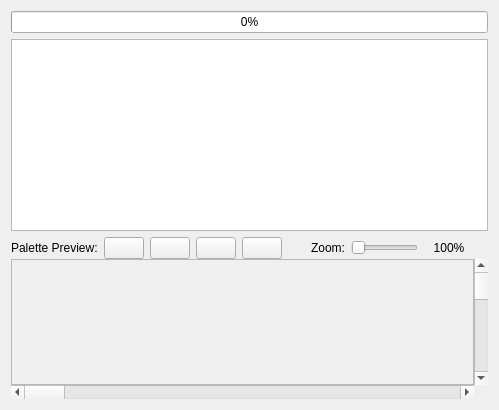
Qt form designers/graphics_bank_editor/graphicsbankeditorform.ui (christopherpow/nesicide) before a commit.
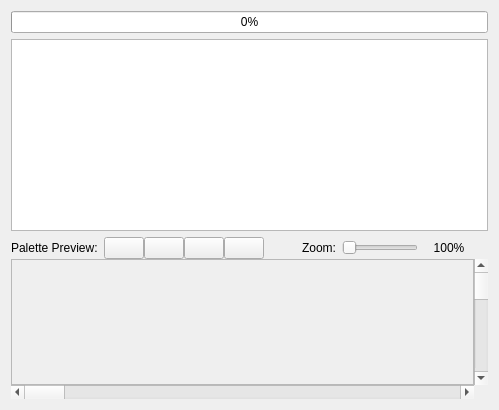
The same form after that commit. Custom widgets are drawn as their Qt base class.

The edit to the form file:
```diff
--- a/designers/graphics_bank_editor/graphicsbankeditorform.ui
+++ b/designers/graphics_bank_editor/graphicsbankeditorform.ui
@@ -105,6 +105,11 @@
         </widget>
        </item>
        <item>
+        <layout class="QHBoxLayout" name="horizontalLayout_2">
+         <property name="spacing">
+          <number>0</number>
+         </property>
+         <item>
         <widget class="QtColorPicker" name="col0PushButton">
          <property name="sizePolicy">
           <sizepolicy hsizetype="Fixed" vsizetype="Fixed">
@@ -179,6 +184,8 @@
           <string/>
          </property>
         </widget>
+         </item>
+        </layout>
        </item>
        <item>
         <spacer name="horizontalSpacer">
```
Lines whose indentation alone changed are shown as unchanged.
